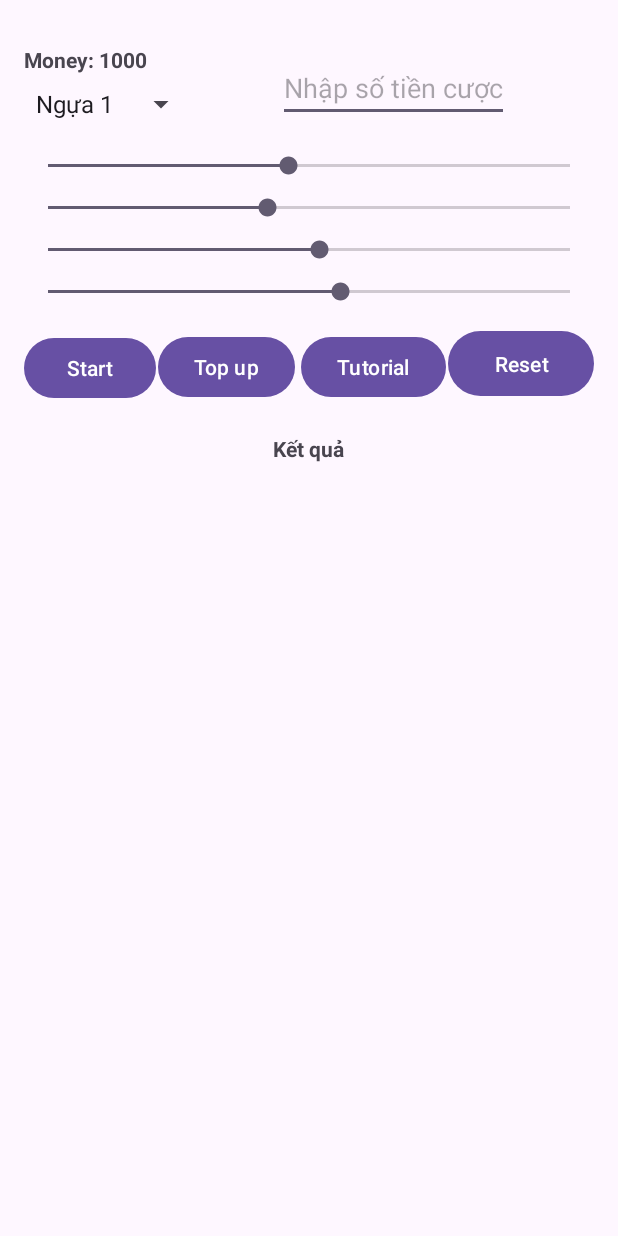
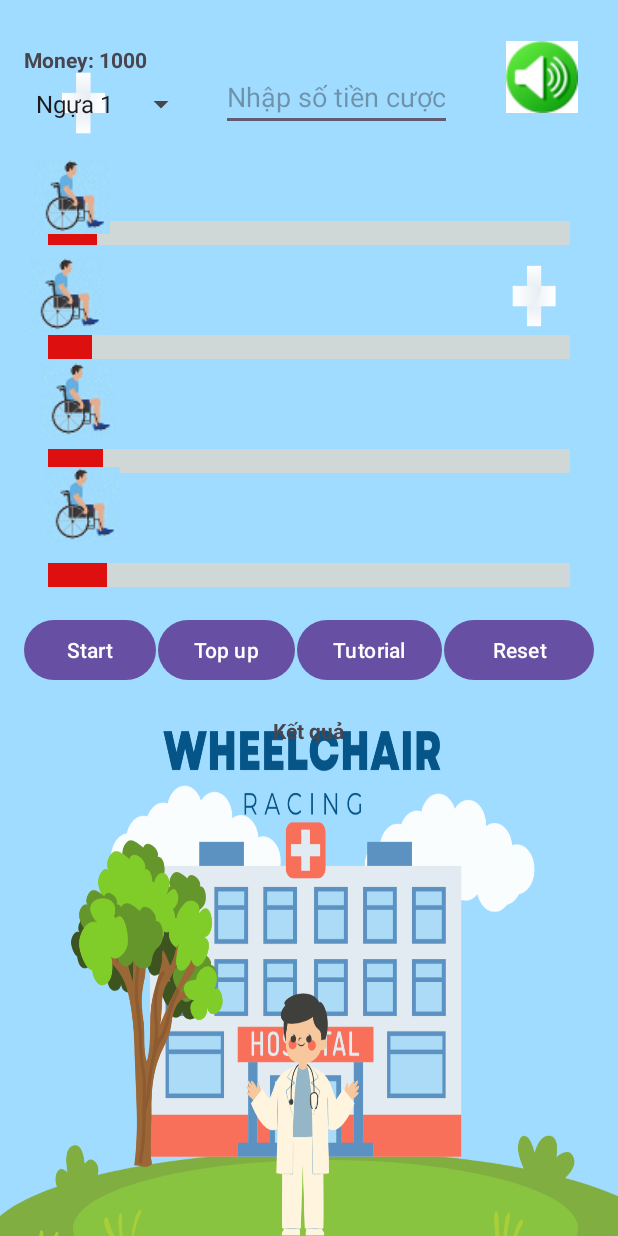
Before and after one commit to adzzse/MiniProjectRacing, an Android app: the HomeRaceActivity screen opened directly, with no data from a screen before it, after a tap on "Start", on a phone screen of 412 x 824 dp. Run offline under Robolectric (Android 15) with nearby library versions, the phone set to English and light mode, and no system bars.

Commit message:
Update UX, Music background, add mute/unmute sound, win/lose sound

```diff
--- a/app/build.gradle.kts
+++ b/app/build.gradle.kts
@@ -40,4 +40,6 @@ dependencies {
     testImplementation(libs.junit)
     androidTestImplementation(libs.ext.junit)
     androidTestImplementation(libs.espresso.core)
+    implementation("com.github.bumptech.glide:glide:4.16.0")
+    implementation("pl.droidsonroids.gif:android-gif-drawable:1.2.+")
 }
--- a/app/src/main/java/com/example/miniprojectracing/HomeRaceActivity.java
+++ b/app/src/main/java/com/example/miniprojectracing/HomeRaceActivity.java
@@ -1,12 +1,12 @@
 package com.example.miniprojectracing;
-
 import android.content.Intent;
+import android.media.MediaPlayer;
 import android.os.Bundle;
 import android.os.Handler;
-import android.view.View;
 import android.widget.ArrayAdapter;
 import android.widget.Button;
 import android.widget.EditText;
+import android.widget.ImageButton;
 import android.widget.SeekBar;
 import android.widget.Spinner;
 import android.widget.TextView;
@@ -14,12 +14,17 @@ import android.widget.TextView;
 import androidx.annotation.Nullable;
 import androidx.appcompat.app.AppCompatActivity;
 
+import pl.droidsonroids.gif.GifImageView;
+
 public class HomeRaceActivity extends AppCompatActivity {
-
+    private MediaPlayer mediaPlayer, victorySound, loseSound;
+    private boolean isMuted = false; // Trạng thái âm thanh
+    private ImageButton btnToggleSound;
+    private SeekBar sbHorse1, sbHorse2, sbHorse3, sbHorse4;
+    private GifImageView gifThumb1, gifThumb2, gifThumb3, gifThumb4;
     private TextView tvMoney, tvRaceResult;
     private EditText etBetMoney;
     private Spinner spinnerHorses;
-    private SeekBar sbHorse1, sbHorse2, sbHorse3, sbHorse4;
     private Button btnStart, btnDeposit, btnGuide, btnReset;
 
     private int currentMoney = 1000; // Số tiền giả định ban đầu
@@ -28,7 +33,14 @@ public class HomeRaceActivity extends AppCompatActivity {
     protected void onCreate(Bundle savedInstanceState) {
         super.onCreate(savedInstanceState);
         setContentView(R.layout.activity_home_race);
-
+        // Music
+        btnToggleSound = findViewById(R.id.btn_toggle_sound);
+        mediaPlayer = MediaPlayer.create(this, R.raw.music);
+        mediaPlayer.setLooping(true);
+        mediaPlayer.start();
+        // Khởi tạo âm thanh thắng/thua
+        victorySound = MediaPlayer.create(this, R.raw.victory);
+        loseSound = MediaPlayer.create(this, R.raw.lose);
         // Kết nối các thành phần UI
         tvMoney = findViewById(R.id.tv_money);
         etBetMoney = findViewById(R.id.et_bet_money);
@@ -37,11 +49,28 @@ public class HomeRaceActivity extends AppCompatActivity {
         sbHorse2 = findViewById(R.id.sb_horse2);
         sbHorse3 = findViewById(R.id.sb_horse3);
         sbHorse4 = findViewById(R.id.sb_horse4);
+        gifThumb1 = findViewById(R.id.wheelchair_gif1);
+        gifThumb2 = findViewById(R.id.wheelchair_gif2);
+        gifThumb3 = findViewById(R.id.wheelchair_gif3);
+        gifThumb4 = findViewById(R.id.wheelchair_gif4);
         btnStart = findViewById(R.id.btn_start);
         btnDeposit = findViewById(R.id.btn_deposit);
         btnGuide = findViewById(R.id.btn_guide);
         btnReset = findViewById(R.id.btn_reset);
         tvRaceResult = findViewById(R.id.tv_race_result);
+
+        //xử lý nút âm thanh
+        btnToggleSound.setOnClickListener(v -> {
+                if (isMuted) {
+                    mediaPlayer.setVolume(1.0f, 1.0f); // Mở âm thanh
+                    btnToggleSound.setImageResource(R.drawable.ic_sound_on);// Cập nhật UI
+                } else {
+                    mediaPlayer.setVolume(0f, 0f); // Tắt âm thanh
+                    btnToggleSound.setImageResource(R.drawable.ic_sound_off); // Cập nhật UI
+                }
+                isMuted = !isMuted; // Đảo trạng thái
+            });
+
 
         // Hiển thị số tiền hiện có
         tvMoney.setText("Money: " + currentMoney);
@@ -53,39 +82,40 @@ public class HomeRaceActivity extends AppCompatActivity {
         spinnerHorses.setAdapter(adapter);
 
         // Chuyển đến màn hình nạp tiền
-        btnDeposit.setOnClickListener(new View.OnClickListener() {
-            @Override
-            public void onClick(View v) {
+        btnDeposit.setOnClickListener(v -> {
             Intent depositIntent = new Intent(HomeRaceActivity.this, DepositActivity.class);
             startActivityForResult(depositIntent, 1);
-            }
         });
 
         // Chuyển đến màn hình hướng dẫn
-        btnGuide.setOnClickListener(new View.OnClickListener() {
-            @Override
-            public void onClick(View v) {
+        btnGuide.setOnClickListener(v -> {
             Intent guideIntent = new Intent(HomeRaceActivity.this, GuideActivity.class);
             startActivity(guideIntent);
-            }
         });
 
         // Reset cuộc đua
-        btnReset.setOnClickListener(new View.OnClickListener() {
-            @Override
-            public void onClick(View v) {
+        btnReset.setOnClickListener(v -> {
             sbHorse1.setProgress(0);
             sbHorse2.setProgress(0);
             sbHorse3.setProgress(0);
             sbHorse4.setProgress(0);
             tvRaceResult.setText("Kết quả đua sẽ hiển thị tại đây");
+
+            // Đặt lại vị trí GIF
+            updateGifPosition(gifThumb1, sbHorse1.getProgress(), sbHorse1);
+            updateGifPosition(gifThumb2, sbHorse2.getProgress(), sbHorse2);
+            updateGifPosition(gifThumb3, sbHorse3.getProgress(), sbHorse3);
+            updateGifPosition(gifThumb4, sbHorse4.getProgress(), sbHorse4);
+
+            if (!mediaPlayer.isPlaying()) {
+                mediaPlayer = MediaPlayer.create(this, R.raw.music);
+                mediaPlayer.setLooping(true);
+                mediaPlayer.start();
             }
         });
 
         // Bắt đầu cuộc đua (giả lập đơn giản)
-        btnStart.setOnClickListener(new View.OnClickListener() {
-            @Override
-            public void onClick(View v) {
+        btnStart.setOnClickListener(v -> {
             final Handler handler = new Handler();
             final Runnable updateProgress = new Runnable() {
                 @Override
@@ -95,9 +125,15 @@ public class HomeRaceActivity extends AppCompatActivity {
                     sbHorse3.setProgress(sbHorse3.getProgress() + (int) (Math.random() * 5));
                     sbHorse4.setProgress(sbHorse4.getProgress() + (int) (Math.random() * 5));
 
+                    // Cập nhật vị trí GIF khi SeekBar thay đổi
+                    updateGifPosition(gifThumb1, sbHorse1.getProgress(), sbHorse1);
+                    updateGifPosition(gifThumb2, sbHorse2.getProgress(), sbHorse2);
+                    updateGifPosition(gifThumb3, sbHorse3.getProgress(), sbHorse3);
+                    updateGifPosition(gifThumb4, sbHorse4.getProgress(), sbHorse4);
+
                     // Check if any horse has won
-                        if (sbHorse1.getProgress() >= 100 || sbHorse2.getProgress() >= 100 ||
-                                sbHorse3.getProgress() >= 100 || sbHorse4.getProgress() >= 100) {
+                    if (sbHorse1.getProgress() >= 500 || sbHorse2.getProgress() >= 500 ||
+                            sbHorse3.getProgress() >= 500 || sbHorse4.getProgress() >= 500) {
 
                         int maxProgress = Math.max(Math.max(sbHorse1.getProgress(), sbHorse2.getProgress()),
                                 Math.max(sbHorse3.getProgress(), sbHorse4.getProgress()));
@@ -120,14 +156,29 @@ public class HomeRaceActivity extends AppCompatActivity {
                 }
             };
             handler.post(updateProgress); // Start the race
+        });
     }
-        });
+
+    private void updateGifPosition(GifImageView gif, int progress, SeekBar seekBar) {
+        int seekBarWidth = seekBar.getWidth() - seekBar.getPaddingLeft() - seekBar.getPaddingRight();
+        int newX = seekBar.getPaddingLeft() + (seekBarWidth * progress / seekBar.getMax());
+
+        gif.setX(newX - (gif.getWidth() / 2));
     }
 
     private String getWinMessage(String selectedHorse, String winningHorse) {
         if (selectedHorse.equals(winningHorse)) {
+            if (mediaPlayer.isPlaying()) {
+                mediaPlayer.stop();
+            }
+            victorySound.start();
             return "Bạn đã chọn đúng ngựa thắng!";
+
         } else {
+            if (mediaPlayer.isPlaying()) {
+                mediaPlayer.stop();
+            }
+            loseSound.start();
             return "Ngựa bạn chọn không thắng. Thử lại nào!";
         }
     }
@@ -136,10 +187,16 @@ public class HomeRaceActivity extends AppCompatActivity {
     protected void onActivityResult(int requestCode, int resultCode, @Nullable Intent data) {
         super.onActivityResult(requestCode, resultCode, data);
         if (requestCode == 1 && resultCode == RESULT_OK && data != null) {
-            // Cập nhật tiền sau khi nạp
             int depositedMoney = data.getIntExtra("depositedMoney", 0);
             currentMoney += depositedMoney;
             tvMoney.setText("Money: " + currentMoney);
         }
     }
+    @Override
+    protected void onPause() {
+        super.onPause();
+        if (mediaPlayer != null) {
+            mediaPlayer.release(); // Giải phóng MediaPlayer khi Activity bị hủy
         }
+    }
+}
--- /dev/null
+++ b/app/src/main/res/drawable/bg_custom_seekbar.xml
@@ -0,0 +1,13 @@
+<?xml version="1.0" encoding="utf-8"?>
+<layer-list xmlns:android="http://schemas.android.com/apk/res/android">
+<item android:id="@android:id/secondaryProgress">
+<shape android:shape="rectangle">
+    <solid android:color="#D0D7D7"/>
+</shape>
+</item>
+    <item android:id="@android:id/progress">
+        <clip android:drawable="@drawable/bg_progress"/>
+    </item>
+
+
+</layer-list>
--- /dev/null
+++ b/app/src/main/res/drawable/bg_progress.xml
@@ -0,0 +1,5 @@
+<?xml version="1.0" encoding="utf-8"?>
+<shape xmlns:android="http://schemas.android.com/apk/res/android">
+<solid android:color="#DE0F0F"/>
+
+</shape>
--- a/app/src/main/res/layout/activity_home_race.xml
+++ b/app/src/main/res/layout/activity_home_race.xml
@@ -1,7 +1,9 @@
 <RelativeLayout xmlns:android="http://schemas.android.com/apk/res/android"
     android:layout_width="match_parent"
     android:layout_height="match_parent"
-    android:padding="16dp">
+    android:padding="16dp"
+    android:background="@drawable/bg">
+
 
     <TextView
         android:id="@+id/tv_money"
@@ -21,13 +23,14 @@
 
     <!-- Horse seekbars -->
 
+
     <EditText
         android:id="@+id/et_bet_money"
         android:layout_width="wrap_content"
         android:layout_height="wrap_content"
         android:layout_below="@id/spinner_horses"
-        android:layout_marginStart="54dp"
-        android:layout_marginTop="-45dp"
+        android:layout_marginStart="16dp"
+        android:layout_marginTop="-39dp"
         android:layout_toEndOf="@+id/spinner_horses"
         android:hint="Nhập số tiền cược"
         android:inputType="number" />
@@ -36,37 +39,46 @@
         android:id="@+id/sb_horse1"
         android:layout_width="match_parent"
         android:layout_height="wrap_content"
-        android:max="100"
+        android:layout_below="@id/et_bet_money"
+        android:layout_alignParentEnd="true"
+        android:layout_marginTop="60dp"
+        android:max="500"
         android:progress="0"
-        android:layout_below="@id/et_bet_money"
-        android:layout_marginTop="20dp"/>
+        android:progressDrawable="@drawable/bg_custom_seekbar"
+        android:thumb="@null" />
 
     <SeekBar
         android:id="@+id/sb_horse2"
         android:layout_width="match_parent"
         android:layout_height="wrap_content"
-        android:max="100"
+        android:max="500"
         android:progress="0"
         android:layout_below="@id/sb_horse1"
-        android:layout_marginTop="10dp"/>
+        android:layout_marginTop="60dp"
+        android:progressDrawable="@drawable/bg_custom_seekbar"
+        android:thumb="@null"/>
 
     <SeekBar
         android:id="@+id/sb_horse3"
         android:layout_width="match_parent"
         android:layout_height="wrap_content"
-        android:max="100"
+        android:max="500"
         android:progress="0"
         android:layout_below="@id/sb_horse2"
-        android:layout_marginTop="10dp"/>
+        android:layout_marginTop="60dp"
+        android:progressDrawable="@drawable/bg_custom_seekbar"
+        android:thumb="@null"/>
 
     <SeekBar
         android:id="@+id/sb_horse4"
         android:layout_width="match_parent"
         android:layout_height="wrap_content"
-        android:max="100"
+        android:max="500"
         android:progress="0"
         android:layout_below="@id/sb_horse3"
-        android:layout_marginTop="10dp"/>
+        android:layout_marginTop="60dp"
+        android:progressDrawable="@drawable/bg_custom_seekbar"
+        android:thumb="@null"/>
 
     <Button
         android:id="@+id/btn_start"
@@ -82,7 +94,7 @@
         android:layout_height="wrap_content"
         android:layout_below="@+id/sb_horse4"
         android:layout_marginStart="1dp"
-        android:layout_marginTop="17dp"
+        android:layout_marginTop="18dp"
         android:layout_toEndOf="@+id/btn_start"
         android:layout_weight="1"
         android:text="Top up" />
@@ -92,20 +104,20 @@
         android:layout_width="wrap_content"
         android:layout_height="wrap_content"
         android:layout_below="@+id/sb_horse4"
-        android:layout_marginStart="4dp"
-        android:layout_marginTop="17dp"
+        android:layout_marginStart="1dp"
+        android:layout_marginTop="18dp"
         android:layout_toEndOf="@+id/btn_deposit"
         android:layout_weight="1"
         android:text="Tutorial" />
 
     <Button
         android:id="@+id/btn_reset"
-        android:layout_width="112dp"
-        android:layout_height="51dp"
+        android:layout_width="wrap_content"
+        android:layout_height="wrap_content"
         android:layout_below="@+id/sb_horse4"
         android:layout_alignParentEnd="true"
         android:layout_marginStart="1dp"
-        android:layout_marginTop="13dp"
+        android:layout_marginTop="18dp"
         android:layout_marginEnd="0dp"
         android:layout_toEndOf="@+id/btn_guide"
         android:layout_weight="1"
@@ -121,4 +133,46 @@
         android:layout_centerHorizontal="true"
         android:layout_marginTop="20dp" />
 
+    <pl.droidsonroids.gif.GifImageView
+        android:id="@+id/wheelchair_gif1"
+        android:layout_width="50dp"
+        android:layout_height="50dp"
+        android:src="@drawable/wheelchair"
+        android:layout_marginTop="90dp"
+        />
+    <pl.droidsonroids.gif.GifImageView
+        android:id="@+id/wheelchair_gif2"
+        android:layout_width="50dp"
+        android:layout_height="50dp"
+        android:src="@drawable/wheelchair"
+        android:layout_below="@+id/wheelchair_gif1"
+        android:layout_marginTop="15dp"/>
+    <pl.droidsonroids.gif.GifImageView
+        android:id="@+id/wheelchair_gif3"
+        android:layout_width="50dp"
+        android:layout_height="50dp"
+        android:src="@drawable/wheelchair"
+        android:layout_below="@+id/wheelchair_gif2"
+        android:layout_marginTop="20dp"/>
+    <pl.droidsonroids.gif.GifImageView
+        android:id="@+id/wheelchair_gif4"
+        android:layout_width="50dp"
+        android:layout_height="50dp"
+        android:src="@drawable/wheelchair"
+        android:layout_below="@+id/wheelchair_gif3"
+        android:layout_marginTop="20dp"/>
+
+    <ImageButton
+        android:id="@+id/btn_toggle_sound"
+        android:layout_width="50dp"
+        android:layout_height="50dp"
+        android:layout_alignParentTop="true"
+        android:layout_alignParentEnd="true"
+        android:layout_margin="10dp"
+        android:layout_marginTop="27dp"
+        android:background="@null"
+        android:contentDescription="Sound Button"
+        android:src="@drawable/ic_sound_on" />
+
+
 </RelativeLayout>
--- a/gradle/libs.versions.toml
+++ b/gradle/libs.versions.toml
@@ -1,5 +1,5 @@
 [versions]
-agp = "8.6.0"
+agp = "8.6.1"
 junit = "4.13.2"
 junitVersion = "1.2.1"
 espressoCore = "3.6.1"
```
Also changed, not shown: app/src/main/res/drawable/bg.png (added), app/src/main/res/drawable/ic_sound_off.png (added), app/src/main/res/drawable/ic_sound_on.png (added), app/src/main/res/drawable/wheelchair.gif (added), 3 other files. Lines whose indentation alone changed are shown as unchanged.
